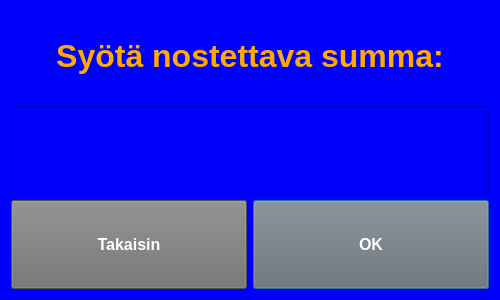
Akllu/BankSimul, file BankEXE/otherwithdrawdialog.ui: the form before one commit.
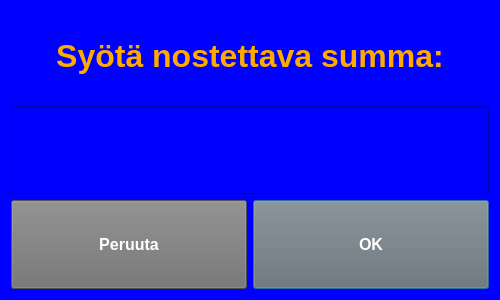
The form after the commit.

What changed in the file:
```diff
--- a/BankEXE/otherwithdrawdialog.ui
+++ b/BankEXE/otherwithdrawdialog.ui
@@ -94,7 +94,7 @@
 color: rgb(255, 255, 255);</string>
      </property>
      <property name="text">
-      <string>Takaisin</string>
+      <string>Peruuta</string>
      </property>
     </widget>
    </item>
```
